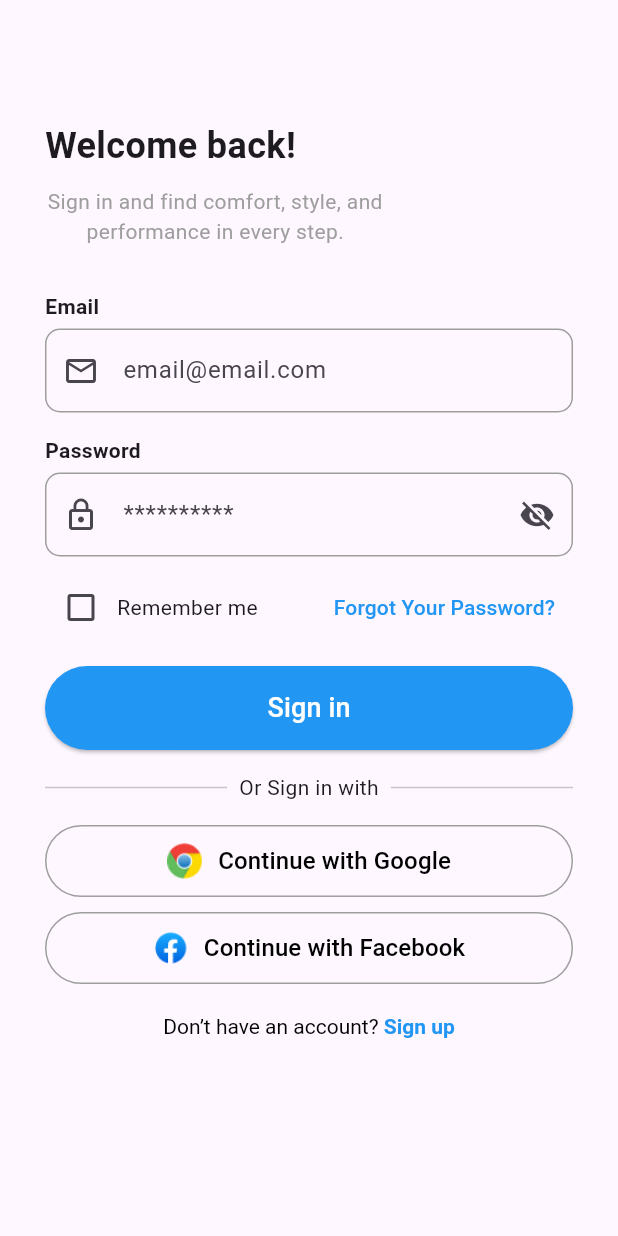
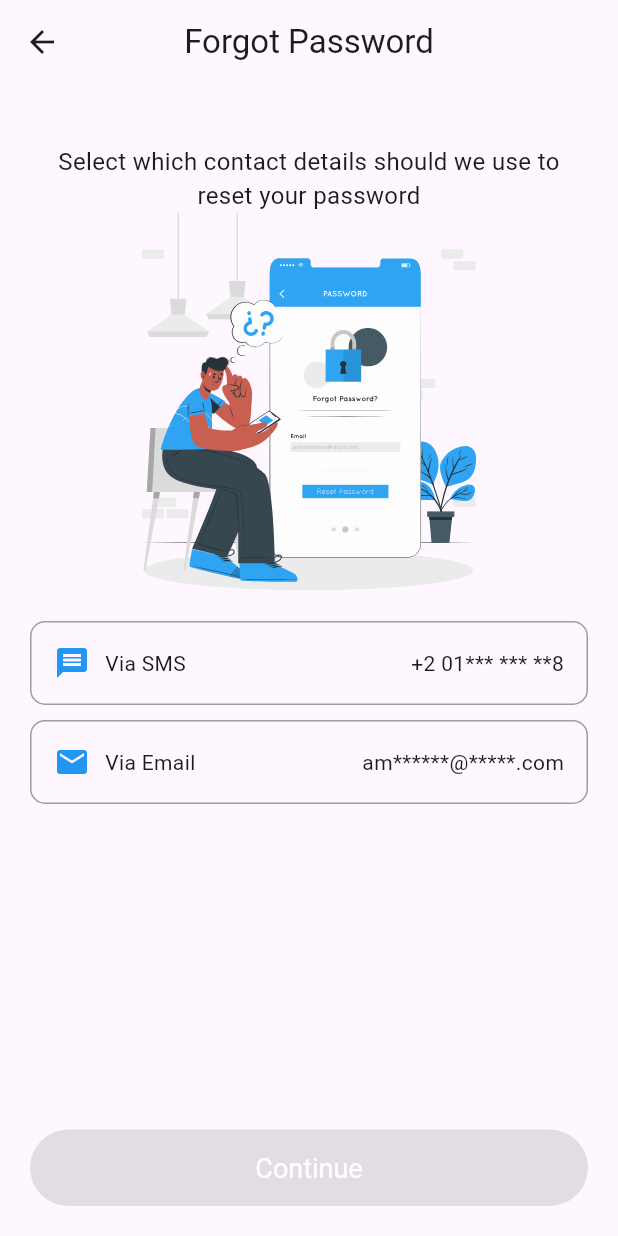
Before and after one commit to C-Slash/e_commerce, a Flutter app: the SignInScreen screen opened directly, after a tap on "Forgot Your Password?", on a phone screen of 412 x 824 dp. Run offline on Flutter 3.47's test engine with Material 3 defaults, Android fonts, the phone set to English and light mode, and no system bars; our stand-ins replace flutter_svg, google_fonts.

Commit message:
forgot password

```diff
--- /dev/null
+++ b/lib/screens/forgot_password_screen.dart
@@ -0,0 +1,107 @@
+import 'package:flutter/material.dart';
+import 'package:flutter_svg/flutter_svg.dart';
+
+class ForgotPasswordScreen extends StatefulWidget {
+  @override
+  _ForgotPasswordScreenState createState() => _ForgotPasswordScreenState();
+}
+
+class _ForgotPasswordScreenState extends State<ForgotPasswordScreen> {
+  String? selectedOption;
+
+  @override
+  Widget build(BuildContext context) {
+    return Scaffold(
+      appBar: AppBar(
+        title: Text("Forgot Password"),
+        centerTitle: true,
+      ),
+      body: Padding(
+        padding: const EdgeInsets.all(20.0),
+        child: Column(
+          crossAxisAlignment: CrossAxisAlignment.start,
+          children: [
+            Center(
+              child: Column(
+                children: [
+                  SizedBox(height: 20),
+                  Text(
+                    "Select which contact details should we use to reset your password",
+                    textAlign: TextAlign.center,
+                    style: TextStyle(fontSize: 16, fontWeight: FontWeight.w400),
+                  ),
+                  SvgPicture.asset("images/forgotPassword.svg"),
+                ],
+              ),
+            ),
+            SizedBox(height: 20),
+            GestureDetector(
+              onTap: () {
+                setState(() {
+                  selectedOption = "sms";
+                });
+              },
+              child: Container(
+                padding: EdgeInsets.all(15),
+                decoration: BoxDecoration(
+                  border: Border.all(
+                    color: selectedOption == "sms" ? Colors.blue : Colors.grey,
+                  ),
+                  borderRadius: BorderRadius.circular(10),
+                ),
+                child: Row(
+                  children: [
+                    Icon(Icons.message, color: Colors.blue),
+                    SizedBox(width: 10),
+                    Text("Via SMS"),
+                    Spacer(),
+                    Text("+2 01*** *** **8")
+                  ],
+                ),
+              ),
+            ),
+            SizedBox(height: 10),
+            GestureDetector(
+              onTap: () {
+                setState(() {
+                  selectedOption = "email";
+                });
+              },
+              child: Container(
+                padding: EdgeInsets.all(15),
+                decoration: BoxDecoration(
+                  border: Border.all(
+                    color: selectedOption == "email" ? Colors.blue : Colors.grey,
+                  ),
+                  borderRadius: BorderRadius.circular(10),
+                ),
+                child: Row(
+                  children: [
+                    Icon(Icons.email, color: Colors.blue),
+                    SizedBox(width: 10),
+                    Text("Via Email"),
+                    Spacer(),
+                    Text("am******@*****.com")
+                  ],
+                ),
+              ),
+            ),
+            Spacer(),
+            SizedBox(
+              width: double.infinity,
+              child: ElevatedButton(
+                onPressed: selectedOption == null ? null : () {},
+                child: Text("Continue", style: TextStyle(color: Colors.white)),
+                style: ElevatedButton.styleFrom(
+                  padding: EdgeInsets.symmetric(vertical: 15),
+                  textStyle: TextStyle(fontSize: 18),
+                  backgroundColor: Colors.blue,
+                ),
+              ),
+            )
+          ],
+        ),
+      ),
+    );
+  }
+}
--- a/lib/screens/signIN_screen.dart
+++ b/lib/screens/signIN_screen.dart
@@ -1,3 +1,4 @@
+import 'package:e_commerce/screens/forgot_password_screen.dart';
 import 'package:e_commerce/screens/signUp_screen.dart';
 import 'package:flutter/material.dart';
 
@@ -29,8 +30,7 @@ class _SignInScreenState extends State<SignInScreen> {
               ),
               SizedBox(height: 10),
               Text(
-                "Sign in and find comfort, style, and \nperformance in every step.",
-                textAlign: TextAlign.center,
+                "Sign in and find comfort, style, and\nperformance in every step.",
                 style: TextStyle(fontSize: 14, color: Colors.grey),
               ),
               SizedBox(height: 30),
@@ -110,6 +110,11 @@ class _SignInScreenState extends State<SignInScreen> {
                   TextButton(
                     onPressed: () {
                       // Forgot password logic
+                      Navigator.push(
+                            context,
+                            MaterialPageRoute(
+                                builder: (context) => ForgotPasswordScreen()),
+                          );
                     },
                     child: Text(
                       "Forgot Your Password?",
@@ -142,7 +147,6 @@ class _SignInScreenState extends State<SignInScreen> {
               ),
               SizedBox(height: 15),
 
-              // OR Divider
               Row(
                 children: [
                   Expanded(child: Divider()),
--- a/lib/screens/signUp_screen.dart
+++ b/lib/screens/signUp_screen.dart
@@ -29,7 +29,6 @@ class _SignUpScreenState extends State<SignUpScreen> {
               SizedBox(height: 10),
               Text(
                 "Sign up and find comfort, style, and \nperformance in every step.",
-                textAlign: TextAlign.center,
                 style: TextStyle(fontSize: 14, color: Colors.grey),
               ),
               SizedBox(height: 30),
```
Also changed, not shown: images/forgotPassword.svg (added).
